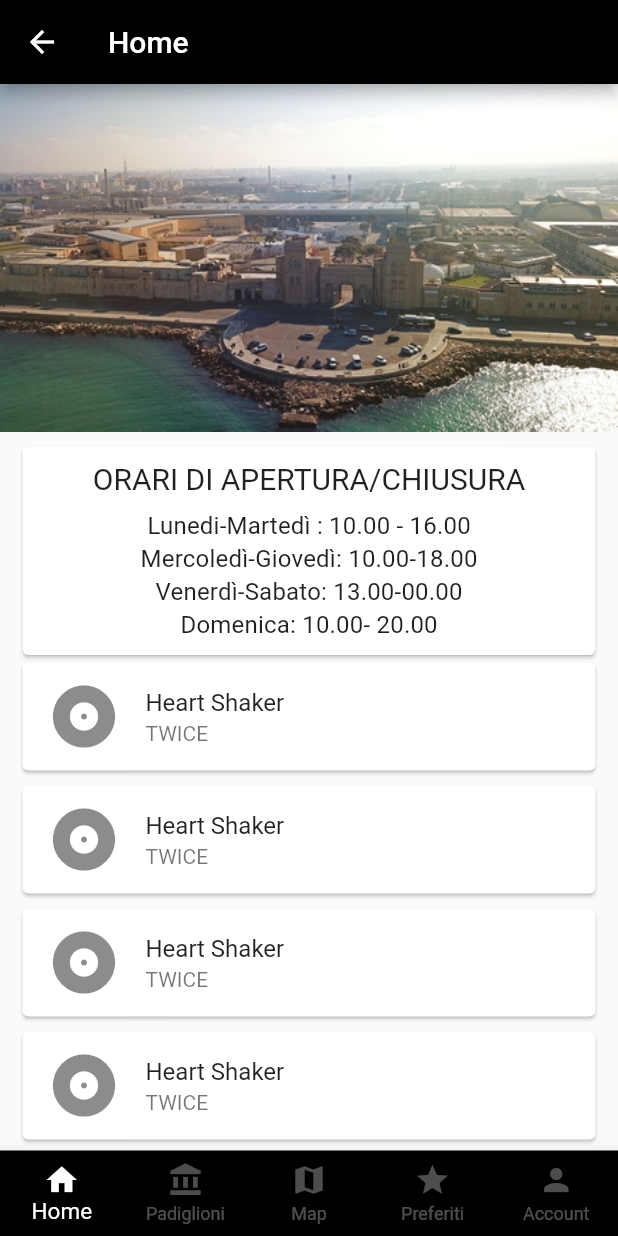
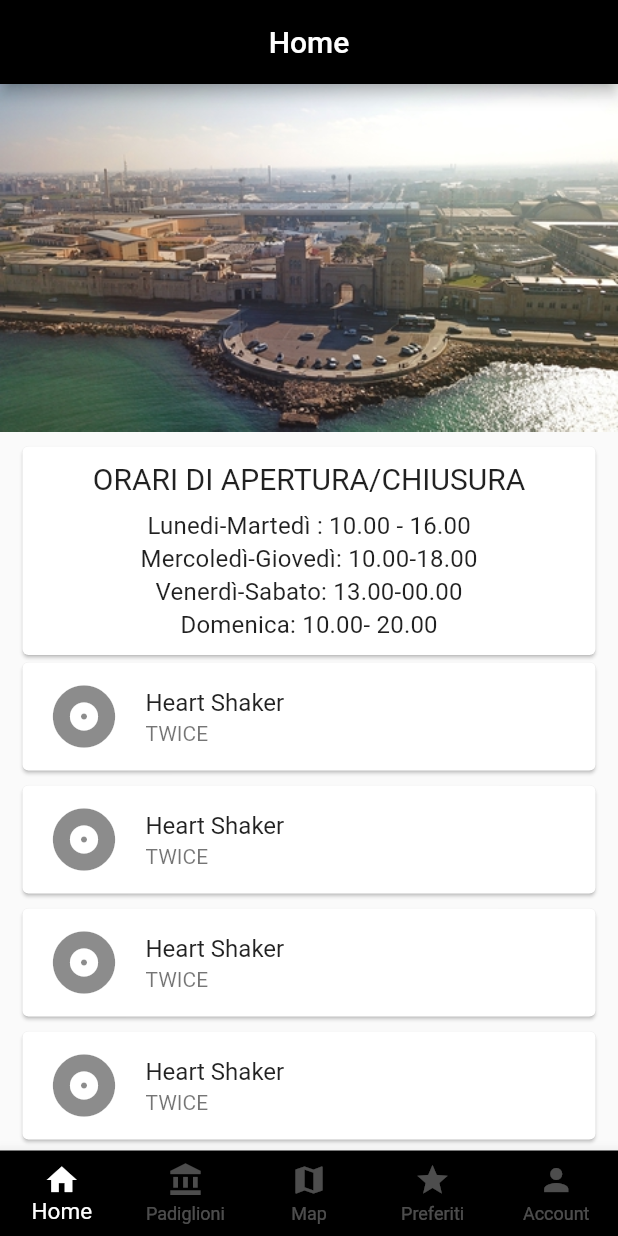
Before and after one commit to GiovanniPatierno/Cdt-Project, a Flutter app: the screen it shows after launch, after a tap on "ACCEDI", after a tap on "Accedi con Google", on a phone screen of 412 x 824 dp. Run offline on Flutter 3.47's test engine with Material 2 defaults, Android fonts, the phone set to English and light mode, and no system bars; our stand-ins replace auth_buttons, cloud_firestore, firebase_auth, firebase_core, firebase_database, flutter_map and 6 more; missing offline and left inert: dart:ffi, flutter_map_location_marker; accounts and stored records are empty; network calls fail.

Commit message:
Ritocchi vari

```diff
--- a/lib/account_page.dart
+++ b/lib/account_page.dart
@@ -11,72 +11,12 @@ class Account extends StatefulWidget {
 }
 
 class _AccountState extends State<Account> {
-  DatabaseReference dbRef = FirebaseDatabase.instance.reference().child("utenti");
-  final GlobalKey<FormState> _formkey2 = GlobalKey<FormState>();
-  final _auth = FirebaseAuth.instance;
-
-
-
-  final passwordEditingController = new TextEditingController();
-  final confirmPasswordEditingController = new TextEditingController();
 
 
 
   @override
   Widget build(BuildContext context) {
-    //password field
-    final passwordField = TextFormField(
-        autofocus: false,
-        controller: passwordEditingController,
-        obscureText: true,
-        validator: (value) {
-          RegExp regex = new RegExp(r'^.{6,}$');
-          if (value!.isEmpty) {
-            return ("Password is required for login");
-          }
-          if (!regex.hasMatch(value)) {
-            return ("Enter Valid Password(Min. 6 Character)");
-          }
-        },
-        onSaved: (value) {
-          passwordEditingController.text = value!;
-        },
-        textInputAction: TextInputAction.next,
-        decoration: const InputDecoration(
-          border: InputBorder.none,
-          labelText: '   Password',
-          focusedBorder: OutlineInputBorder(
-              borderRadius: BorderRadius.all(Radius.circular(5.0)),
-              borderSide: BorderSide(color:  Color(0x0b000000))
-          ),
-          filled: true,
-        ));
 
-    //confirm password field
-    final confirmPasswordField = TextFormField(
-        autofocus: false,
-        controller: confirmPasswordEditingController,
-        obscureText: true,
-        validator: (value) {
-          if (confirmPasswordEditingController.text !=
-              passwordEditingController.text) {
-            return "Password don't match";
-          }
-          return null;
-        },
-        onSaved: (value) {
-          confirmPasswordEditingController.text = value!;
-        },
-        textInputAction: TextInputAction.done,
-        decoration: const InputDecoration(
-          border: InputBorder.none,
-          labelText: '   Conferma password',
-          focusedBorder: OutlineInputBorder(
-              borderRadius: BorderRadius.all(Radius.circular(5.0)),
-              borderSide: BorderSide(color:  Color(0x0b000000))
-          ),
-          filled: true,
-        ));
 
     final signUpButton = Center(
       child:
@@ -108,7 +48,8 @@ class _AccountState extends State<Account> {
 
     return Scaffold(
       appBar: AppBar(
-        title: const Text('Account'),
+        automaticallyImplyLeading: false,
+        title:const Center( child: Text('Account')),
         backgroundColor: Colors.black,
       ),
       body: SingleChildScrollView(child:
@@ -195,11 +136,8 @@ class _AccountState extends State<Account> {
                   child:
                     Column(
                       children: <Widget>[
-                         const SizedBox(height: 20),
-                           passwordField,
-                             const SizedBox(height: 20),
-                           confirmPasswordField,
-                         const SizedBox(height: 50),
+
+                         const SizedBox(height: 190),
                          signUpButton,
                             const SizedBox(height: 5),
                            const Divider(
@@ -207,6 +145,7 @@ class _AccountState extends State<Account> {
                           height: 1,
                             ),
                     const SizedBox(height: 10),
+                ])),
                         Center(
                             child:
                             GestureDetector(
@@ -229,10 +168,6 @@ class _AccountState extends State<Account> {
               ]
           )
           )
-
-            ],
-          )
-    )
-    );
+          );
   }
 }
--- a/lib/home_page.dart
+++ b/lib/home_page.dart
@@ -13,7 +13,8 @@
     Widget build(BuildContext context) {
       return Scaffold(
         appBar: AppBar(
-          title: const Text('Home'),
+          automaticallyImplyLeading: false,
+          title:const Center( child: Text('Home')),
           backgroundColor: Colors.black,
         ),
         body: Column(
--- a/lib/main.dart
+++ b/lib/main.dart
@@ -7,9 +7,12 @@ import 'package:cdt/preferiti_page.dart';
 import 'package:cdt/switchh.dart';
 import 'package:flutter/material.dart';
 import 'package:firebase_core/firebase_core.dart';
+import 'package:geolocator/geolocator.dart';
 import 'package:provider/provider.dart';
+import 'package:latlong2/latlong.dart' as latLng;
 
 Future<void> main() async {
+
   WidgetsFlutterBinding.ensureInitialized();
   await Firebase.initializeApp();
   runApp(const MyApp());
--- a/lib/padiglioni_page.dart
+++ b/lib/padiglioni_page.dart
@@ -1,5 +1,6 @@
 import 'dart:convert';
 import 'dart:async';
+import 'package:cdt/dettagli_padiglione.dart';
 import 'package:flutter/cupertino.dart';
 import 'package:flutter/foundation.dart';
 import 'package:flutter/material.dart';
@@ -21,12 +22,13 @@ class _PadiglioniState extends State<Padiglioni11> {
   Widget build(BuildContext context) {
     return Scaffold(
       appBar: AppBar(
-        title: const Text('Padiglioni'),
+        automaticallyImplyLeading: false,
+        title:const Center( child: Text('Padiglioni')),
         backgroundColor: Colors.black,
       ),
       body: Column(
         children: <Widget>[
-          Container(
+          /*Container(
             padding: const EdgeInsets.only(top:8.00,left:15.00, right: 15.00, bottom: 3.00),
             child:
           Card(
@@ -50,7 +52,7 @@ class _PadiglioniState extends State<Padiglioni11> {
                   labelText: "Search...",
                   border: InputBorder.none));})
               ),
-          ),
+          ),*/
           //Text("Result: " + filter()),
           Expanded(
             child:
@@ -85,7 +87,7 @@ class Photolist2 extends StatelessWidget {
   final List<Photo> photos;
 
 
-  String filter(){
+ /* String filter(){
     if (_PadiglioniState().searchController.text == "") return "null";
     String result = "";
     int i = 0;
@@ -96,7 +98,7 @@ class Photolist2 extends StatelessWidget {
     }
     if (result == '') return 'null';
     return Text(photos[i].nome).toString();
-  }
+  }*/
 
   @override
   Widget build(BuildContext context) {
@@ -107,6 +109,14 @@ class Photolist2 extends StatelessWidget {
               return Container(
                 padding: EdgeInsets.all(8.00),
                 child:
+             InkWell(
+              onTap: (){
+                Navigator.push(
+                  context,
+                  MaterialPageRoute(builder: (context) => Dettagli(index: index, data:photos)),
+                );
+              },
+              child:
                 Card(
                 child:
                 Column(
@@ -120,6 +130,7 @@ class Photolist2 extends StatelessWidget {
                     Image.asset('assets/images/padiglione-francia-expo.jpg'),
                   ]
                 )
+              )
               )
               );
             }
--- a/lib/preferiti_page.dart
+++ b/lib/preferiti_page.dart
@@ -100,15 +100,12 @@ class _PreferitiState extends State<Preferiti> {
 
   @override
   Widget build(BuildContext context) {
-
     var firebaseUser = FirebaseAuth.instance.currentUser;
     FirebaseFirestore.instance.collection("users").doc(firebaseUser!.uid)
         .get()
         .then((value) {
       list = value.data()!['padiglioni'] as List;
     });
-
-
     FirebaseFirestore.instance.collection("users").doc(firebaseUser.uid)
         .get()
         .then((value1) {
@@ -117,7 +114,8 @@ class _PreferitiState extends State<Preferiti> {
     });
     return Scaffold(
         appBar: AppBar(
-          title: const Text('Preferiti'),
+          automaticallyImplyLeading: false,
+          title: const Center(child: Text('Preferiti')),
           backgroundColor: Colors.black,
         ),
         body: Container(padding: EdgeInsets.all(20),
--- a/lib/switchh.dart
+++ b/lib/switchh.dart
@@ -16,7 +16,7 @@ class Switchh extends StatefulWidget {
 class SwitchState extends State<Switchh> {
   int currentIndex = 0;
 
-  final screens =[
+  final screens = [
     const HomePage(),
     const Padiglioni11(),
     const Map1(),
--- a/pubspec.yaml
+++ b/pubspec.yaml
@@ -52,7 +52,9 @@ dependencies:
   location: ^4.3.0
   flutter_map_tappable_polyline: ^3.1.0
   syncfusion_flutter_maps: ^19.3.55-beta
-
+  geolocator: 7.6.2
+  flutter_map_location_marker: ^1.0.0
+  google_maps_flutter: ^2.1.1
 
 
 
```
Also changed, not shown: lib/dettagli_padiglione.dart (added, +71 -0 lines), lib/map_page.dart (+74 -45 lines), pubspec.lock, 2 other files. Lines whose indentation alone changed are shown as unchanged.
